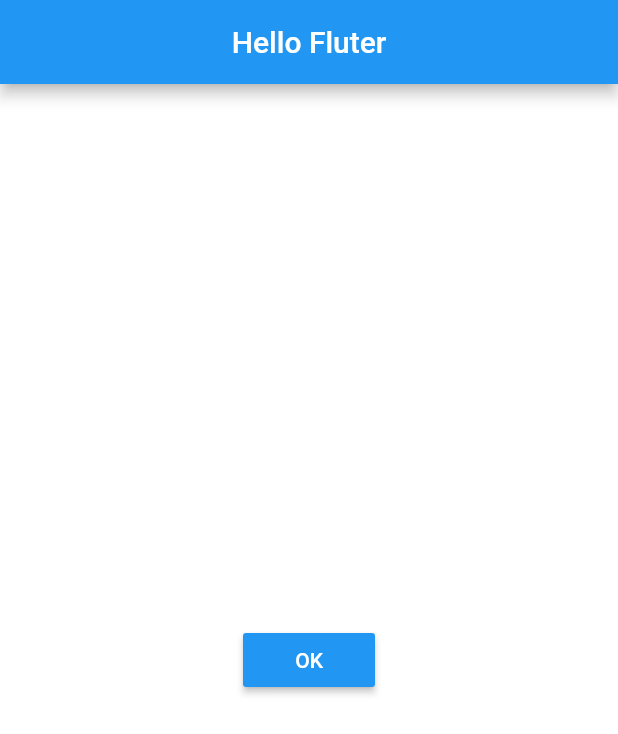
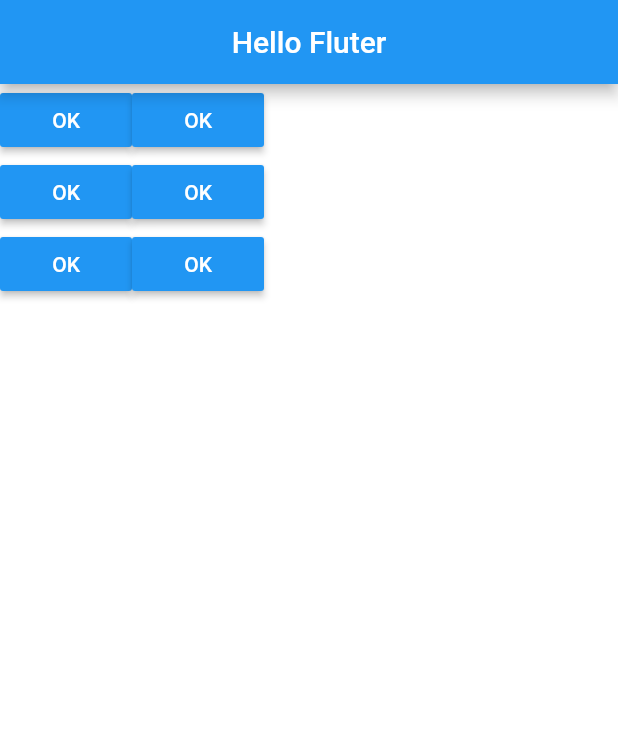
Before and after one commit to gabriellopesjds/flutter_widgets, a Flutter app: the screen it shows after launch, on a phone screen of 412 x 824 dp. Shown: the top 734 px of the screen. Run offline on Flutter 3.47's test engine with Material 2 defaults, Android fonts, the phone set to English and light mode, and no system bars.

Commit message:
Widgets Row e Column

```diff
--- a/lib/home_page.dart
+++ b/lib/home_page.dart
@@ -14,11 +14,25 @@ class HomePage extends StatelessWidget {
 
   Container _buildBody() {
     return Container(
-      color: Colors.white,
-      child: Center(
-        child: _buildButton(),
-      ),
-    );
+        color: Colors.white,
+        child: Row(
+          children: <Widget>[
+            Column(
+              children: <Widget>[
+                _buildButton(),
+                _buildButton(),
+                _buildButton()
+              ],
+            ),
+            Column(
+              children: <Widget>[
+                _buildButton(),
+                _buildButton(),
+                _buildButton()
+              ],
+            )
+          ],
+        ));
   }
 
   _buildButton() {
```
